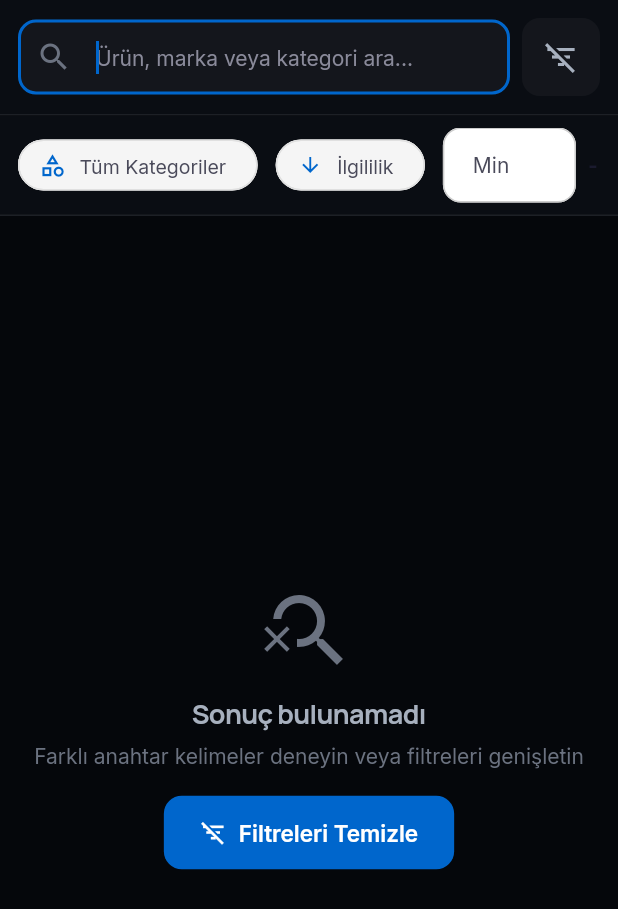
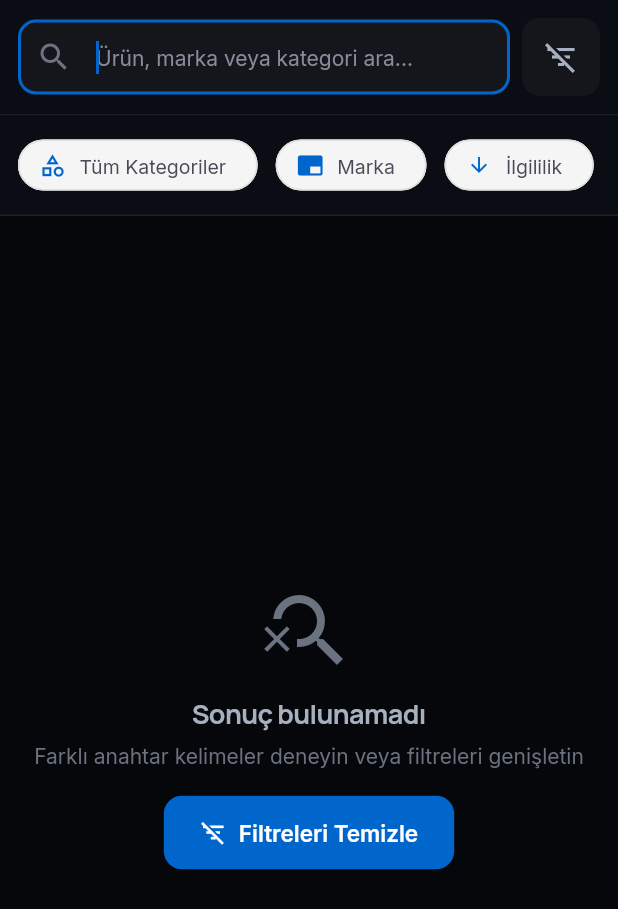
Before and after one commit to suleymanalizada27-wq/FloodStore, a Flutter app: the ProductSearchScreen screen opened directly, after a tap on the "filter list" icon, on a phone screen of 412 x 824 dp. Shown: the top 909 px of the screen. Run offline on Flutter 3.47's test engine with Material 3 defaults, Android fonts, the light colour scheme and no system bars; our stand-ins replace cloud_firestore, equatable, firebase_auth, firebase_core, firebase_storage, flutter_riverpod and 8 more; accounts and stored records are empty.

Commit message:
feat: Add brand filtering to product search
- Add brandIds parameter to ProductSearchParams
- Implement brand filtering in FirestoreProductDataSource using whereIn on base.brand field
- Add getBrands() method to FirestoreProductDataSource and FirestoreProductRepository
- Add getBrands() method to ProductRepository abstract class
- Add brandsProvider to marketplace_providers.dart
- Update ProductSearchProvider call to include brandIds parameter
- Add brand filter UI to product_search_screen.dart:
  * Brand filter chip showing selected count
  * Popup menu with brand list and checkboxes
  * Ability to select/deselect multiple brands
  * Clear all brands option
- Remove unused _selectedAttributes field (was not being used)
- Fix _buildFilterChips method to accept brandsAsync parameter and display in horizontal layout

This implements the brand filtering feature for advanced product search as requested.

```diff
--- a/lib/features/business/data/repositories/firestore_loyalty_repository.dart
+++ b/lib/features/business/data/repositories/firestore_loyalty_repository.dart
@@ -45,7 +45,6 @@ class FirestoreLoyaltyRepository implements LoyaltyRepository {
       }
       // Create new account with Bronze tier
       final tiers = LoyaltyTier.defaultTiers;
-      final bronze = tiers.firstWhere((t) => t.id == 'bronze');
       final account = LoyaltyAccount(
         userId: userId,
         currentPoints: 0,
--- a/lib/features/chat/data/repositories/firestore_notification_repository.dart
+++ b/lib/features/chat/data/repositories/firestore_notification_repository.dart
@@ -240,7 +240,6 @@ class FirestoreNotificationRepository implements NotificationRepository {
 
   @override
   Future<int> cleanOldNotifications({int daysOld = 90}) async {
-    final cutoff = DateTime.now().subtract(Duration(days: daysOld));
     try {
       // This would be a batch operation across all users
       // For production, use a Cloud Function
--- a/lib/features/chat/presentation/screens/conversation_list_screen.dart
+++ b/lib/features/chat/presentation/screens/conversation_list_screen.dart
@@ -46,7 +46,6 @@ class _ConversationListScreenState extends ConsumerState<ConversationListScreen>
                   itemCount: chats.length,
                   itemBuilder: (context, index) {
                     final chat = chats[index];
-                    final isMe = chat.userId == currentUserId;
 
                     // For simplicity, we'll show the other participant's ID
                     // In a real app, you'd fetch the user details
--- a/lib/features/marketplace/application/providers/marketplace_providers.dart
+++ b/lib/features/marketplace/application/providers/marketplace_providers.dart
@@ -125,6 +125,10 @@ final categoriesProvider = FutureProvider<List<Category>>((ref) {
   return ref.watch(productRepositoryProvider).getCategories();
 });
 
+final brandsProvider = FutureProvider<List<String>>((ref) {
+  return ref.watch(productRepositoryProvider).getBrands();
+});
+
 final featuredProductsProvider = FutureProvider<List<Product>>((ref) {
   return ref.watch(productRepositoryProvider).getFeaturedProducts(limit: 10);
 });
--- a/lib/features/marketplace/application/state/product_search_state.dart
+++ b/lib/features/marketplace/application/state/product_search_state.dart
@@ -5,6 +5,7 @@ import '../../domain/entities/product.dart';
 class ProductSearchParams extends Equatable {
   final String query;
   final List<String>? categoryIds;
+  final List<String>? brandIds;
   final double? minPrice;
   final double? maxPrice;
   final ProductSortField? sortField;
@@ -16,6 +17,7 @@ class ProductSearchParams extends Equatable {
   const ProductSearchParams({
     this.query = '',
     this.categoryIds,
+    this.brandIds,
     this.minPrice,
     this.maxPrice,
     this.sortField,
@@ -29,6 +31,7 @@ class ProductSearchParams extends Equatable {
   List<Object?> get props => [
         query,
         categoryIds,
+        brandIds,
         minPrice,
         maxPrice,
         sortField,
@@ -41,6 +44,7 @@ class ProductSearchParams extends Equatable {
   ProductSearchParams copyWith({
     String? query,
     List<String>? categoryIds,
+    List<String>? brandIds,
     double? minPrice,
     double? maxPrice,
     ProductSortField? sortField,
@@ -52,6 +56,7 @@ class ProductSearchParams extends Equatable {
     return ProductSearchParams(
       query: query ?? this.query,
       categoryIds: categoryIds ?? this.categoryIds,
+      brandIds: brandIds ?? this.brandIds,
       minPrice: minPrice ?? this.minPrice,
       maxPrice: maxPrice ?? this.maxPrice,
       sortField: sortField ?? this.sortField,
--- a/lib/features/marketplace/data/repositories/firestore_product_repository.dart
+++ b/lib/features/marketplace/data/repositories/firestore_product_repository.dart
@@ -314,6 +314,14 @@ class FirestoreProductRepository implements ProductRepository {
     }
   }
 
+  Future<List<String>> getBrands() async {
+    try {
+      return await _dataSource.getBrands();
+    } catch (e) {
+      throw Exception('Failed to get brands: $e');
+    }
+  }
+
   @override
   Future<String> createCategory(Category category) async {
     try {
--- a/lib/features/marketplace/data/sources/firestore_product_data_source.dart
+++ b/lib/features/marketplace/data/sources/firestore_product_data_source.dart
@@ -118,6 +118,7 @@ class FirestoreProductDataSource {
     int limit = 20,
     String? lastDocumentId,
     List<String>? categoryIds,
+    List<String>? brandIds,
     double? minPrice,
     double? maxPrice,
     String? sortBy,
@@ -135,6 +136,11 @@ class FirestoreProductDataSource {
 
       if (categoryIds != null && categoryIds.isNotEmpty) {
         queryRef = queryRef.where('categoryId', whereIn: categoryIds);
+      }
+
+      // Brand filtering
+      if (brandIds != null && brandIds.isNotEmpty) {
+        queryRef = queryRef.where('base.brand', whereIn: brandIds);
       }
 
       // TODO: Implement text search (client-side filtering for MVP)
@@ -458,6 +464,29 @@ class FirestoreProductDataSource {
       // Filter out the original product
       return products.where((p) => p.id != productId).take(limit).toList();
     });
+  }
+
+  Future<List<String>> getBrands() async {
+    try {
+      // We'll get distinct brands from the base.brand field
+      // Since Firestore doesn't support distinct, we'll get all and then deduplicate in memory
+      final querySnapshot = await _productsCollection
+          .where('base.brand', isNotEqualTo: null)
+          .get();
+
+      final Set<String> brandsSet = {};
+      for (final doc in querySnapshot.docs) {
+        final data = doc.data() as Map<String, dynamic>;
+        final brand = data['base']['brand'] as String?;
+        if (brand != null && brand.isNotEmpty) {
+          brandsSet.add(brand);
+        }
+      }
+
+      return brandsSet.toList()..sort(); // Sort alphabetically
+    } catch (e) {
+      throw Exception('Failed to get brands: $e');
+    }
   }
 
   // Variant CRUD operations
--- a/lib/features/marketplace/domain/repositories/product_repository.dart
+++ b/lib/features/marketplace/domain/repositories/product_repository.dart
@@ -125,6 +125,9 @@ abstract class ProductRepository {
   /// Gets a category by ID
   Future<Category?> getCategoryById(String categoryId);
 
+  /// Gets a list of unique brands
+  Future<List<String>> getBrands();
+
   /// Creates a new category
   Future<String> createCategory(Category category);
 
--- a/lib/features/marketplace/presentation/screens/product_search_screen.dart
+++ b/lib/features/marketplace/presentation/screens/product_search_screen.dart
@@ -51,10 +51,12 @@ class _ProductSearchScreenState extends ConsumerState<ProductSearchScreen> {
   @override
   Widget build(BuildContext context) {
     final categoriesAsync = ref.watch(categoriesProvider);
+    final brandsAsync = ref.watch(brandsProvider);
     final searchResultsAsync = ref.watch(productSearchProvider(
       ProductSearchParams(
         query: _query,
         categoryIds: _selectedCategory == 'all' ? null : [_selectedCategory],
+        brandIds: _selectedBrands.isEmpty ? null : _selectedBrands,
         sortField: _sortField,
         sortDescending: !_sortAscending,
         minPrice: _minPrice > 0 ? _minPrice : null,
@@ -75,7 +77,7 @@ class _ProductSearchScreenState extends ConsumerState<ProductSearchScreen> {
             _buildSearchBar(),
 
             // Filter Bar
-            if (_showFilters) _buildFilterChips(categoriesAsync),
+            if (_showFilters) _buildFilterChips(categoriesAsync, brandsAsync),
 
             // Results
             Expanded(
@@ -244,7 +246,7 @@ class _ProductSearchScreenState extends ConsumerState<ProductSearchScreen> {
     });
   }
 
-  Widget _buildFilterChips(AsyncValue<List<Category>> categoriesAsync) {
+  Widget _buildFilterChips(AsyncValue<List<Category>> categoriesAsync, AsyncValue<List<String>> brandsAsync) {
     return Container(
       padding: const EdgeInsets.symmetric(
           horizontal: AppSpacing.md, vertical: AppSpacing.sm),
@@ -258,6 +260,9 @@ class _ProductSearchScreenState extends ConsumerState<ProductSearchScreen> {
           children: [
             // Category Filter
             _buildCategoryFilter(categoriesAsync),
+            const SizedBox(width: AppSpacing.md),
+            // Brand Filter
+            _buildBrandFilter(brandsAsync),
             const SizedBox(width: AppSpacing.md),
             // Sort Filter
             _buildSortFilter(),
@@ -316,6 +321,53 @@ class _ProductSearchScreenState extends ConsumerState<ProductSearchScreen> {
                 sortOrder: 0,
                 isActive: true))
         .name;
+  }
+
+  Widget _buildBrandFilter(AsyncValue<List<String>> brandsAsync) {
+    return brandsAsync.when(
+      data: (brands) {
+        final allBrands = [...brands];
+        allBrands.sort(); // Sort alphabetically
+        return PopupMenuButton<String>(
+          onSelected: (value) => setState(() {
+            if (_selectedBrands.contains(value)) {
+              _selectedBrands.remove(value);
+            } else {
+              _selectedBrands.add(value);
+            }
+          }),
+          child: Chip(
+            label: Text(_selectedBrands.isNotEmpty
+                ? 'Marka: ${_selectedBrands.length} seçili'
+                : 'Marka'),
+            avatar: const Icon(Icons.branding_watermark, size: 18),
+            onDeleted: _selectedBrands.isNotEmpty
+                ? () => setState(() => _selectedBrands.clear())
+                : null,
+            deleteIconColor: AppColors.primary,
+          ),
+          itemBuilder: (context) => allBrands
+              .map((brand) => PopupMenuItem<String>(
+                    value: brand,
+                    checked: _selectedBrands.contains(brand),
+                    child: Row(
+                      children: [
+                        if (_selectedBrands.contains(brand))
+                          const Icon(Icons.check, size: 16),
+                        const SizedBox(width: 8),
+                        Text(brand),
+                      ],
+                    ),
+                  ))
+              .toList(),
+        );
+      },
+      loading: () => const SizedBox(
+        width: 120,
+        child: Center(child: CircularProgressIndicator(strokeWidth: 2)),
+      ),
+      error: (_, __) => const SizedBox.shrink(),
+    );
   }
 
   Widget _buildSortFilter() {
```
Also changed, not shown: lib/features/marketplace/presentation/screens/checkout_screen.dart (+0 -44 lines).
